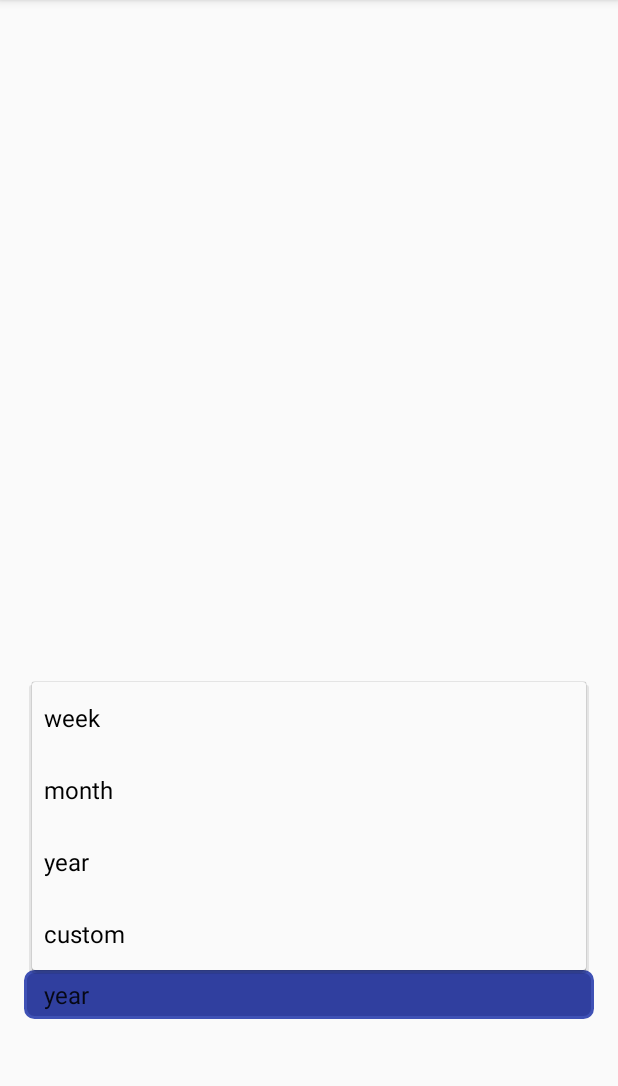
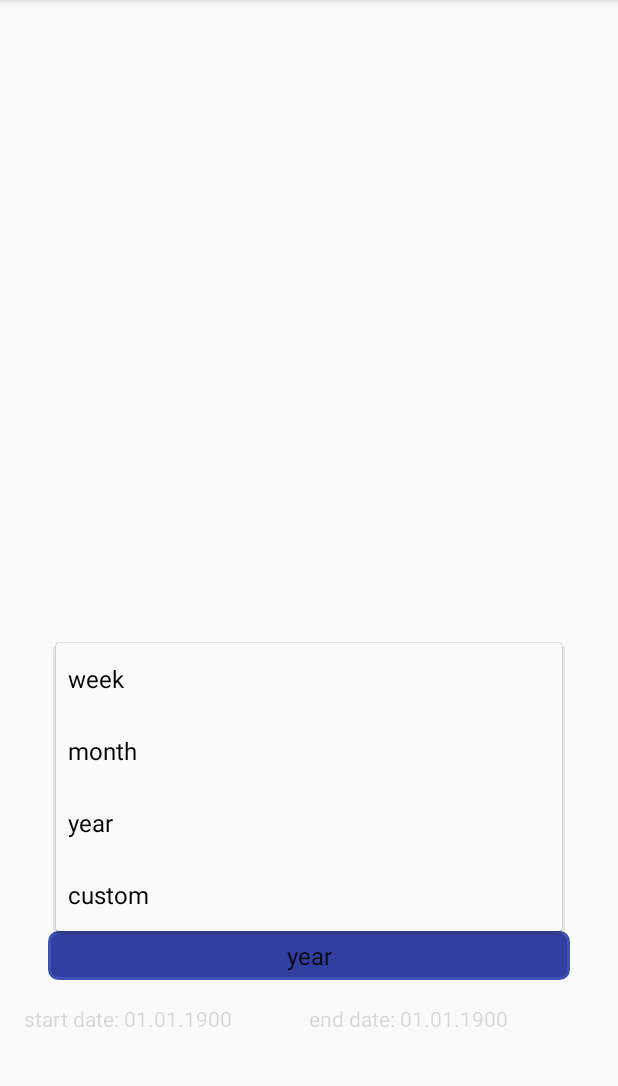
Before and after one commit to AUVMSE/ToBeDone, an Android app: the ChartActivity screen opened directly, with no data from a screen before it, after a tap on "year", on a phone screen of 412 x 824 dp, the part 84-1170 px from its top. Run offline under Robolectric (Android 15) with nearby library versions, the phone set to English and light mode, and no system bars.

Commit message:
dates stub

```diff
--- a/app/src/main/java/org/vmse/spbau/tobedone/ChartActivity.java
+++ b/app/src/main/java/org/vmse/spbau/tobedone/ChartActivity.java
@@ -1,5 +1,7 @@
 package org.vmse.spbau.tobedone;
 
+import android.app.DatePickerDialog;
+import android.app.Dialog;
 import android.content.Intent;
 import android.os.Bundle;
 import android.support.v4.app.Fragment;
@@ -8,12 +10,21 @@ import android.util.Log;
 import android.view.View;
 import android.widget.AdapterView;
 import android.widget.ArrayAdapter;
+import android.widget.DatePicker;
 import android.widget.Spinner;
+import android.widget.TextView;
 
-public class ChartActivity extends AppCompatActivity {
+public class ChartActivity extends AppCompatActivity implements View.OnClickListener {
 
     final String[] periods = {"week", "month", "year", "custom"};
+    TextView startDate;
+    TextView endDate;
     Spinner periodSpinner;
+    Dialog startDateDialog;
+    Dialog endDateDialog;
+    private final int START_DATE_DIALOG_ID = 1;
+    private final int END_DATE_DIALOG_ID = 2;
+
     @Override
     protected void onCreate(Bundle savedInstanceState) {
         super.onCreate(savedInstanceState);
@@ -24,6 +35,36 @@ public class ChartActivity extends AppCompatActivity {
         Class<?> fragmentClass = null;
         Log.i("fragName", fragmentClassName);
         try { fragmentClass = Class.forName(fragmentClassName); } catch (Exception ignored){}
+
+        startDate = (TextView) findViewById(R.id.start_date_text);
+        endDate = (TextView) findViewById(R.id.end_date_text);
+        startDate.setOnClickListener(this);
+        endDate.setOnClickListener(this);
+
+        startDate.setEnabled(false);
+        endDate.setEnabled(false);
+
+        DatePickerDialog.OnDateSetListener startDateListener = new DatePickerDialog.OnDateSetListener() {
+            @Override
+            public void onDateSet(DatePicker arg0, int arg1, int arg2, int arg3) {
+                // arg1 = year
+                // arg2 = month
+                // arg3 = day
+                Log.i("DATE", "Start Date set");
+            }
+        };
+
+        DatePickerDialog.OnDateSetListener endDateListener = new DatePickerDialog.OnDateSetListener() {
+            @Override
+            public void onDateSet(DatePicker arg0, int arg1, int arg2, int arg3) {
+                // arg1 = year
+                // arg2 = month
+                // arg3 = day
+            }
+        };
+
+        startDateDialog = new DatePickerDialog(this, startDateListener, 1, 1, 1900);
+        endDateDialog = new DatePickerDialog(this, endDateListener, 1, 1, 1900);
 
         ArrayAdapter<String> adapter = new ArrayAdapter<String>(this, android.R.layout.simple_spinner_item, periods);
         adapter.setDropDownViewResource(android.R.layout.simple_spinner_dropdown_item);
@@ -37,7 +78,20 @@ public class ChartActivity extends AppCompatActivity {
         periodSpinner.setOnItemSelectedListener(new AdapterView.OnItemSelectedListener() {
             @Override
             public void onItemSelected(AdapterView<?> parent, View view, int position, long id) {
-                // update fragments chart
+                startDate.setEnabled(false);
+                endDate.setEnabled(false);
+                switch (position) {
+                    case 0:
+                        break;
+                    case 1:
+                        break;
+                    case 2:
+                        break;
+                    case 3:
+                        startDate.setEnabled(true);
+                        endDate.setEnabled(true);
+                        break;
+                }
             }
 
             @Override
@@ -63,4 +117,16 @@ public class ChartActivity extends AppCompatActivity {
             Log.e("ChartError", "Fragment container not found.");
         }
     }
+
+    @Override
+    public void onClick(View v) {
+        switch (v.getId()) {
+            case R.id.start_date_text:
+                startDateDialog.show();
+                break;
+            case R.id.end_date_text:
+                endDateDialog.show();
+                break;
+        }
+    }
 }
--- a/app/src/main/res/layout/activity_chart.xml
+++ b/app/src/main/res/layout/activity_chart.xml
@@ -9,26 +9,50 @@
     android:layout_width = "match_parent"
     android:layout_height = "match_parent"
     android:orientation="vertical"
-    android:weightSum="7">
+    android:weightSum="10">
 
     <FrameLayout xmlns:android="http://schemas.android.com/apk/res/android"
         android:layout_width="match_parent"
         android:layout_height="0dp"
-        android:layout_weight="6"
+        android:layout_weight="8"
         android:id="@+id/fragment_container" />
     <LinearLayout
         android:layout_width="match_parent"
         android:layout_height="0dp"
-        android:layout_weight="1"
+        android:layout_weight="2"
+        android:layout_gravity="bottom"
         android:orientation="vertical">
         <Spinner
             android:layout_width="match_parent"
             android:layout_height="wrap_content"
             android:id="@+id/chart_time_limit_spinner"
+            android:textAlignment="center"
             android:padding="@dimen/stats_spinner_padding"
             android:background="@drawable/spinner_shape"
+            android:layout_margin="@dimen/activity_vertical_margin"
            >
         </Spinner>
+        <LinearLayout
+            android:layout_width="match_parent"
+            android:layout_height="match_parent"
+            android:orientation="horizontal"
+            android:gravity="center"
+            android:weightSum="2">
+            <TextView
+                android:id="@+id/start_date_text"
+                android:layout_height="wrap_content"
+                android:layout_width="0dp"
+                android:layout_weight="1"
+                android:text="start date: 01.01.1900"
+                android:layout_gravity="center_horizontal"/>
 
+            <TextView
+                android:id="@+id/end_date_text"
+                android:layout_height="wrap_content"
+                android:layout_width="0dp"
+                android:layout_weight="1"
+                android:text="end date: 01.01.1900"
+                android:layout_gravity="center_horizontal"/>
+        </LinearLayout>
     </LinearLayout>
 </LinearLayout>
--- a/app/src/main/res/layout/time_per_dif_tags_layout.xml
+++ b/app/src/main/res/layout/time_per_dif_tags_layout.xml
@@ -1,14 +1,12 @@
 <?xml version="1.0" encoding="utf-8"?>
 <LinearLayout xmlns:android="http://schemas.android.com/apk/res/android"
     android:orientation="vertical" android:layout_width="match_parent"
-    android:layout_height="fill_parent"
-    android:weightSum="7">
+    android:layout_height="fill_parent">
 
     <com.github.mikephil.charting.charts.PieChart
         android:id="@+id/time_per_tag_chart"
         android:layout_width="match_parent"
-        android:layout_weight="6"
-        android:layout_height="0dp"
+        android:layout_height="match_parent"
         android:background="@android:color/white" />
 
 
```
